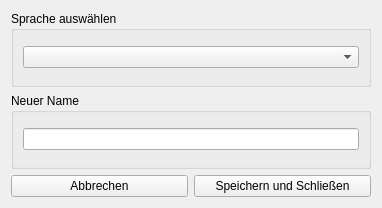
The window that UIs/WindowSpracheAendern.ui (JPaehr/VokabelTrainer) describes before a commit, drawn with Qt 5.
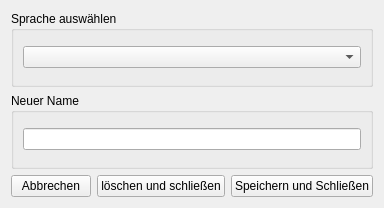
The same window after the commit.

Commit message: added possibility to delete languages

```diff
--- a/UIs/WindowSpracheAendern.ui
+++ b/UIs/WindowSpracheAendern.ui
@@ -41,7 +41,7 @@
       </widget>
      </item>
      <item>
-      <layout class="QHBoxLayout" name="horizontalLayout" stretch="0,0">
+      <layout class="QHBoxLayout" name="horizontalLayout" stretch="0,0,0">
        <item>
         <widget class="QPushButton" name="btnAbbrechen">
          <property name="text">
@@ -49,6 +49,13 @@
          </property>
         </widget>
        </item>
+       <item>
+        <widget class="QPushButton" name="btnLoeschenUSchliessen">
+         <property name="text">
+          <string>löschen und schließen</string>
+         </property>
+        </widget>
+       </item>
        <item>
         <widget class="QPushButton" name="btnSpeichernUndSchliessen">
          <property name="text">
```
The commit also changes 2 other files.
